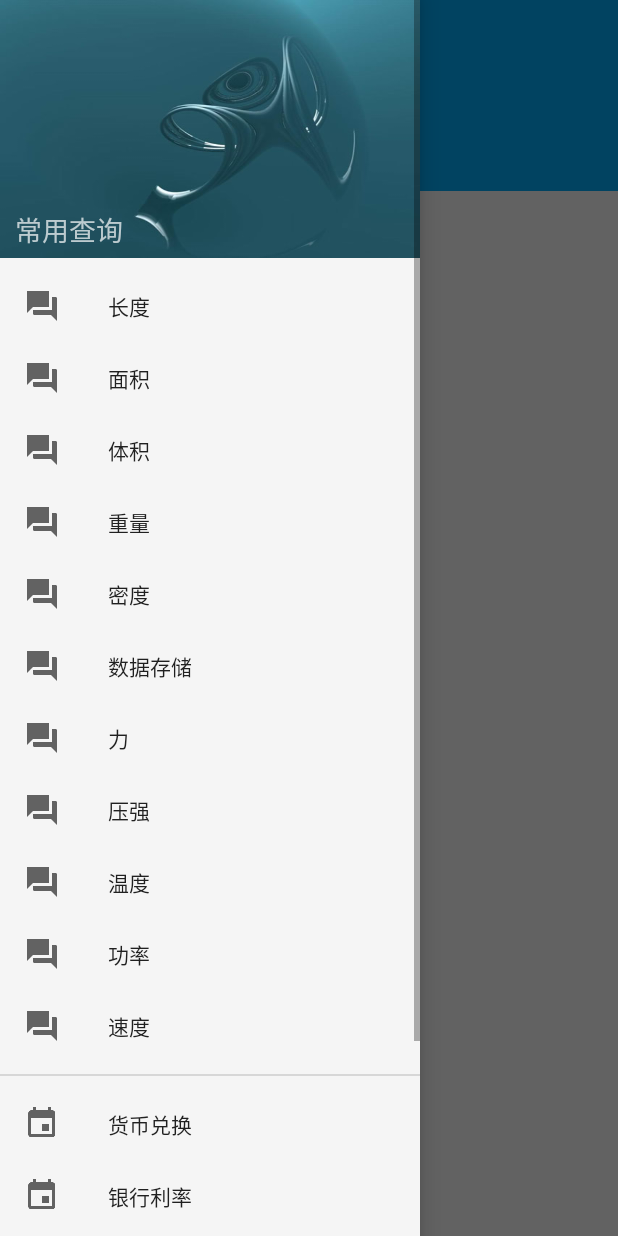
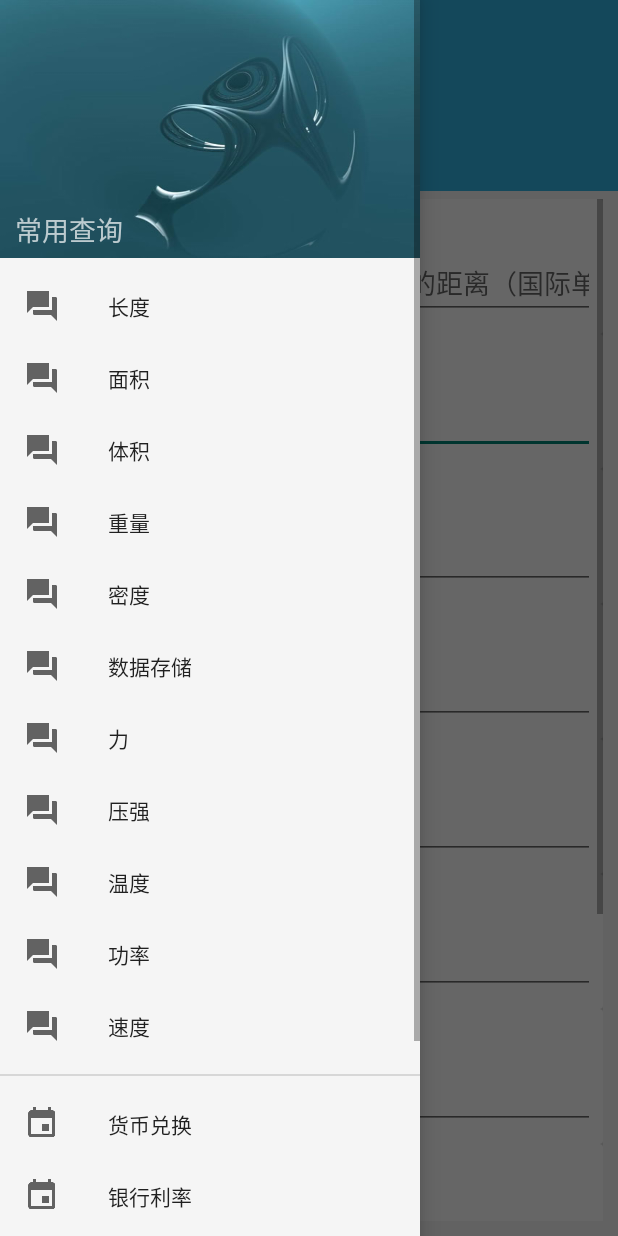
Before and after one commit to ctg168/MaterialSample, an Android app: the screen it shows after launch (MainActivity), with the side drawer open, on a phone screen of 412 x 824 dp. Run offline under Robolectric (Android 15) with nearby library versions, the phone set to English and light mode, and no system bars.

```diff
--- a/app/src/main/java/com/terry/materialsample/MainActivity.java
+++ b/app/src/main/java/com/terry/materialsample/MainActivity.java
@@ -44,6 +44,11 @@ public class MainActivity extends AppCompatActivity implements HuanFragment.OnFr
                 return true;
             }
         });
+
+        //load default form
+        HuanFragment huanFragment = HuanFragment.newInstance("huan", getResources().getString(R.string.menu_huan_title_Length));
+        this.getFragmentManager().beginTransaction().replace(R.id.contentPanel, huanFragment).commit();
+        textViewTitle.setText(getResources().getString(R.string.menu_huan_title_Length));
     }
 
     private void doDrawerthing(MenuItem menuItem) {
```
